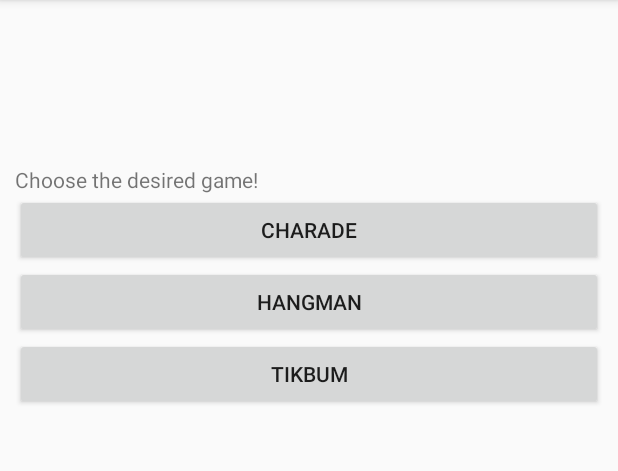
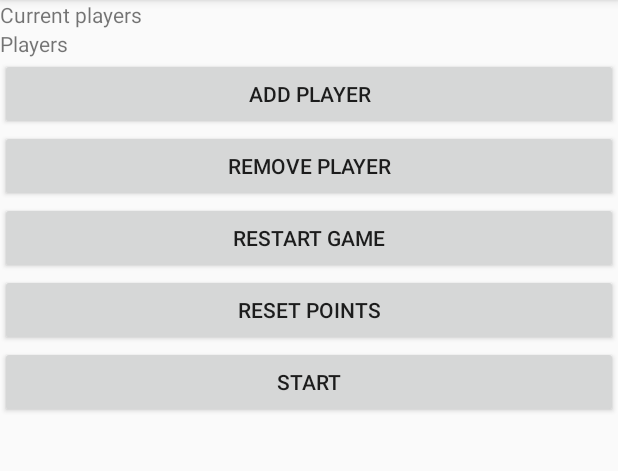
Before and after one commit to xholecko/pv239_game_trio, an Android app: the screen it shows after launch (MainActivity), on a phone screen of 412 x 824 dp, the part 84-555 px from its top. Run offline under Robolectric (Android 15) with nearby library versions, the phone set to English and light mode, and no system bars; our stand-ins replace Room's generated code.

Commit message:
some files renamed, main activity changed, some small changes

```diff
--- a/PV239_game_trio/app/src/main/AndroidManifest.xml
+++ b/PV239_game_trio/app/src/main/AndroidManifest.xml
@@ -9,7 +9,7 @@
             android:roundIcon="@mipmap/ic_launcher_round"
             android:supportsRtl="true"
             android:theme="@style/AppTheme">
-        <activity android:name=".frontend.main.start.Start">
+        <activity android:name=".frontend.main.ChooseGameActivity">
         </activity>
         <activity android:name=".frontend.games.tikBum.TikBumActivity">
         </activity>
@@ -17,7 +17,7 @@
         </activity>
         <activity android:name=".frontend.games.charade.CharadeActivity">
         </activity>
-        <activity android:name=".frontend.main.MainActivity">
+        <activity android:name=".frontend.main.start.MainActivity">
             <intent-filter>
                 <action android:name="android.intent.action.MAIN"/>
 
--- a/PV239_game_trio/app/src/main/java/com/example/pv239_game_trio/backend/AppDB.kt
+++ b/PV239_game_trio/app/src/main/java/com/example/pv239_game_trio/backend/AppDB.kt
@@ -15,7 +15,7 @@ abstract class AppDB : RoomDatabase() {
     abstract fun playerDAO() : PlayerDAO
 
 
-    //abstract fun tikBumDAO() : TikBumDAO
+ //   abstract fun tikBumDAO() : TikBumDAO
 
 //    companion object {
 //        var TEST_MODE = false
--- a/PV239_game_trio/app/src/main/java/com/example/pv239_game_trio/backend/dao/TikBumDAO.kt
+++ b/PV239_game_trio/app/src/main/java/com/example/pv239_game_trio/backend/dao/TikBumDAO.kt
@@ -31,15 +31,15 @@ interface TikBumDAO {
 
 
     /**
-     * @return list of all players from database.
+     * @return list of all words from database.
      */
     @Query("select * from TikBumEntity")
     fun showAllWords() : List<TikBumEntity>
 
 
     /**
-     * @return player from DB with specific ID.
-     * @param playerId Id of selected player
+     * @return word from DB with specific ID.
+     * @param wordId Id of selected word
      */
     @Query("select * from TikBumEntity where id = :wordId")
     fun findWordById(wordId : Int) : TikBumEntity
--- a/PV239_game_trio/app/src/main/java/com/example/pv239_game_trio/backend/entities/PlayerEntity.kt
+++ b/PV239_game_trio/app/src/main/java/com/example/pv239_game_trio/backend/entities/PlayerEntity.kt
@@ -12,6 +12,8 @@ class PlayerEntity {
     var name : String = ""
 
     var points : Int = 0
+
+    var team : Int = 0
 
 
     override fun equals(other: Any?): Boolean {
--- a/PV239_game_trio/app/src/main/java/com/example/pv239_game_trio/frontend/main/MainActivity.kt
+++ b/PV239_game_trio/app/src/main/java/com/example/pv239_game_trio/frontend/main/ChooseGameActivity.kt
@@ -11,7 +11,7 @@ import com.example.pv239_game_trio.frontend.games.charade.CharadeActivity
 import com.example.pv239_game_trio.frontend.games.hangman.HangmanActivity
 import com.example.pv239_game_trio.frontend.games.tikBum.TikBumActivity
 
-class MainActivity : AppCompatActivity() {
+class ChooseGameActivity : AppCompatActivity() {
 
     private val TAG = "GameTrio"
 
@@ -22,7 +22,7 @@ class MainActivity : AppCompatActivity() {
 
     override fun onCreate(savedInstanceState: Bundle?) {
         super.onCreate(savedInstanceState)
-        setContentView(R.layout.activity_main)
+        setContentView(R.layout.activity_choose_game)
 
         buttonCharade = findViewById(R.id.charade)
         buttonHangman = findViewById(R.id.hangman)
--- a/PV239_game_trio/app/src/main/java/com/example/pv239_game_trio/frontend/main/start/Start.kt
+++ b/PV239_game_trio/app/src/main/java/com/example/pv239_game_trio/frontend/main/start/MainActivity.kt
@@ -5,7 +5,7 @@ import android.os.Bundle
 import androidx.viewpager.widget.ViewPager
 import com.example.pv239_game_trio.R
 
-class Start : AppCompatActivity() {
+class MainActivity : AppCompatActivity() {
 
 
     private val TAG = "GameTrioStart"
@@ -14,17 +14,21 @@ class Start : AppCompatActivity() {
 
     override fun onCreate(savedInstanceState: Bundle?) {
         super.onCreate(savedInstanceState)
-        setContentView(R.layout.activity_start)
+        setContentView(R.layout.activity_main)
 
         mViewPager = findViewById(R.id.container)
+
+        setupViewPager(mViewPager)
     }
 
 
     private fun setupViewPager(viewPager: ViewPager) {
-        var adapter : SectionStatePagerAdapter = SectionStatePagerAdapter(supportFragmentManager)
-        adapter.addFragment(StartFragment(),"StartFragment")
-        adapter.addFragment(AddPlayerFragment(),"StartFragment")
-        adapter.addFragment(RemovePlayerFragment(),"StartFragment")
+        val adapter = SectionStatePagerAdapter(supportFragmentManager)
+        adapter.addFragment(MainFragment(),"MainFragment")
+        adapter.addFragment(AddPlayerFragment(),"AddPlayerFragment")
+        adapter.addFragment(RemovePlayerFragment(),"RemovePlayerFragment")
+
+        viewPager.adapter = adapter
 
     }
 
--- a/PV239_game_trio/app/src/main/java/com/example/pv239_game_trio/frontend/main/start/StartFragment.kt
+++ b/PV239_game_trio/app/src/main/java/com/example/pv239_game_trio/frontend/main/start/MainFragment.kt
@@ -9,10 +9,12 @@ import android.view.ViewGroup
 import android.widget.Button
 import android.widget.TextView
 import androidx.fragment.app.Fragment
+import androidx.room.Room
 import com.example.pv239_game_trio.R
-import com.example.pv239_game_trio.frontend.main.MainActivity
+import com.example.pv239_game_trio.backend.AppDB
+import com.example.pv239_game_trio.frontend.main.ChooseGameActivity
 
-class StartFragment : Fragment() {
+class MainFragment : Fragment() {
 
     private val TAG = "GameTrioStartFragment"
 
@@ -20,16 +22,21 @@ class StartFragment : Fragment() {
     private lateinit var  addPlayerButton: Button
     private lateinit var  removePlayerButton: Button
     private lateinit var  restartGameButton: Button
+    private lateinit var  resetPointsButton: Button
+
     private lateinit var  infoText: TextView
     private lateinit var  players: TextView
 
     override fun onCreateView(inflater: LayoutInflater, container: ViewGroup?, savedInstanceState: Bundle?): View? {
-        var view : View = inflater.inflate(R.layout.activity_start_fragment, container, false)
+        var view : View = inflater.inflate(R.layout.activity_main_fragment, container, false)
+        var db = Room.databaseBuilder<AppDB>(context!!.applicationContext, AppDB :: class.java, "GameTrioDB").build()
 
         mainActivityButton = view.findViewById(R.id.button_start)
         addPlayerButton = view.findViewById(R.id.button_add)
-        removePlayerButton = view.findViewById(R.id.button_start)
-        restartGameButton = view.findViewById(R.id.button_add)
+        removePlayerButton = view.findViewById(R.id.button_remove_player)
+        restartGameButton = view.findViewById(R.id.button_restart_game)
+        resetPointsButton = view.findViewById(R.id.button_reset_points)
+
         infoText = view.findViewById(R.id.textView_info)
         players = view.findViewById(R.id.textView_players)
 
@@ -38,13 +45,27 @@ class StartFragment : Fragment() {
             openActivityMain()
         })
 
+
+        resetPointsButton.setOnClickListener(View.OnClickListener {
+            Log.d(TAG,"button RESET POINTS was pressed")
+            Thread{
+                db.playerDAO().resetPointAllPlayers()
+
+            }.start()
+        })
+
+        restartGameButton.setOnClickListener(View.OnClickListener {
+            Log.d(TAG,"button RESTART GAME was pressed")
+            Thread{
+                db.playerDAO().deleteAllPlayers()
+            }.start()
+        })
+
         return view
     }
 
     private fun openActivityMain(){
-
-        //TODO activity? this?
-        val intent = Intent(activity, MainActivity::class.java)
+        val intent = Intent(activity, ChooseGameActivity::class.java)
         startActivity(intent)
     }
 }
--- a/PV239_game_trio/app/src/main/res/layout/activity_charade.xml
+++ b/PV239_game_trio/app/src/main/res/layout/activity_charade.xml
@@ -5,7 +5,7 @@
         xmlns:app="http://schemas.android.com/apk/res-auto"
         android:layout_width="match_parent"
         android:layout_height="match_parent"
-        tools:context=".frontend.main.MainActivity">
+        tools:context=".frontend.main.ChooseGameActivity">
 
     <TextView
             android:layout_width="wrap_content"
--- a/PV239_game_trio/app/src/main/res/layout/activity_hangman.xml
+++ b/PV239_game_trio/app/src/main/res/layout/activity_hangman.xml
@@ -5,7 +5,7 @@
         xmlns:app="http://schemas.android.com/apk/res-auto"
         android:layout_width="match_parent"
         android:layout_height="match_parent"
-        tools:context=".frontend.main.MainActivity">
+        tools:context=".frontend.main.ChooseGameActivity">
 
     <TextView
             android:layout_width="wrap_content"
--- a/PV239_game_trio/app/src/main/res/layout/activity_main.xml
+++ b/PV239_game_trio/app/src/main/res/layout/activity_main.xml
@@ -5,27 +5,12 @@
         xmlns:app="http://schemas.android.com/apk/res-auto"
         android:layout_width="match_parent"
         android:layout_height="match_parent"
-        tools:context=".frontend.main.MainActivity">
-    <LinearLayout
-            android:orientation="vertical"
+        tools:context=".frontend.main.start.MainActivity">
+
+    <androidx.viewpager.widget.ViewPager
             android:layout_width="match_parent"
-            android:layout_height="match_parent" android:layout_margin="10dp">
-        <TextView
-                android:text="@string/choose"
-                android:layout_width="match_parent"
-                android:layout_height="wrap_content" android:id="@+id/choose" android:layout_marginTop="50dp"
-                android:paddingTop="50dp"/>
-        <Button
-                android:text="@string/charade"
-                android:layout_width="match_parent"
-                android:layout_height="wrap_content" android:id="@+id/charade"/>
-        <Button
-                android:text="@string/hangman"
-                android:layout_width="match_parent"
-                android:layout_height="wrap_content" android:id="@+id/hangman"/>
-        <Button
-                android:text="@string/tikBum"
-                android:layout_width="match_parent"
-                android:layout_height="wrap_content" android:id="@+id/tikBum"/>
-    </LinearLayout>
+            android:layout_height="match_parent"
+            android:id="@+id/container">
+    </androidx.viewpager.widget.ViewPager>
+
 </androidx.constraintlayout.widget.ConstraintLayout>
--- a/PV239_game_trio/app/src/main/res/layout/activity_start_fragment.xml
+++ b/PV239_game_trio/app/src/main/res/layout/activity_main_fragment.xml
@@ -25,6 +25,10 @@
                 android:layout_width="match_parent"
                 android:layout_height="wrap_content" android:id="@+id/button_restart_game"/>
         <Button
+                android:text="@string/reset_points"
+                android:layout_width="match_parent"
+                android:layout_height="wrap_content" android:id="@+id/button_reset_points"/>
+        <Button
                 android:text="@string/start"
                 android:layout_width="match_parent"
                 android:layout_height="wrap_content" android:id="@+id/button_start"/>
--- a/PV239_game_trio/app/src/main/res/layout/activity_start.xml
+++ /dev/null
@@ -1,16 +0,0 @@
-<?xml version="1.0" encoding="utf-8"?>
-<androidx.constraintlayout.widget.ConstraintLayout
-        xmlns:android="http://schemas.android.com/apk/res/android"
-        xmlns:tools="http://schemas.android.com/tools"
-        xmlns:app="http://schemas.android.com/apk/res-auto"
-        android:layout_width="match_parent"
-        android:layout_height="match_parent"
-        tools:context=".frontend.main.start.Start">
-
-    <androidx.viewpager.widget.ViewPager
-            android:layout_width="match_parent"
-            android:layout_height="match_parent"
-            android:id="@+id/container">
-    </androidx.viewpager.widget.ViewPager>
-
-</androidx.constraintlayout.widget.ConstraintLayout>
--- a/PV239_game_trio/app/src/main/res/layout/activity_tik_bum.xml
+++ b/PV239_game_trio/app/src/main/res/layout/activity_tik_bum.xml
@@ -5,7 +5,7 @@
         xmlns:app="http://schemas.android.com/apk/res-auto"
         android:layout_width="match_parent"
         android:layout_height="match_parent"
-        tools:context=".frontend.main.MainActivity">
+        tools:context=".frontend.main.ChooseGameActivity">
 
     <TextView
             android:layout_width="wrap_content"
--- a/PV239_game_trio/app/src/main/res/values/strings.xml
+++ b/PV239_game_trio/app/src/main/res/values/strings.xml
@@ -15,6 +15,9 @@
     <string name="start">Start</string>
     <string name="restart">Restart Game</string>
     <string name="remove">Remove player</string>
+    <string name="score">Score</string>
+
+    <string name="reset_points">Reset points</string>
 
     <string-array name="people_count">
         <item>2</item>
```
Also changed, not shown: PV239_game_trio/app/src/main/java/com/example/pv239_game_trio/backend/dao/PlayerDAO.kt (+7 -0 lines), PV239_game_trio/app/src/main/java/com/example/pv239_game_trio/frontend/games/tikBum/TikBumActivity.kt (+13 -4 lines), PV239_game_trio/app/src/main/res/layout/activity_choose_game.xml (added, +35 -0 lines), PV239_game_trio/app/src/main/res/layout/activity_main_add_player_fragment.xml (renamed from PV239_game_trio/app/src/main/res/layout/activity_start_add_fragment.xml), PV239_game_trio/app/src/main/res/layout/activity_main_remove_player_fragment.xml (renamed from PV239_game_trio/app/src/main/res/layout/activity_start_remove_fragment.xml).
